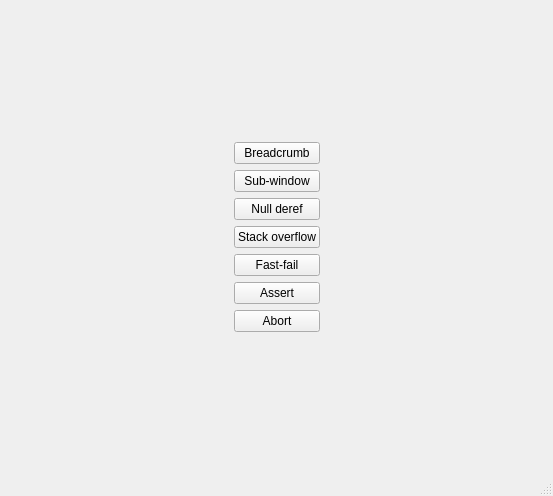
jpnurmi/sentry-playground, file mainwindow.ui: the form before one commit.
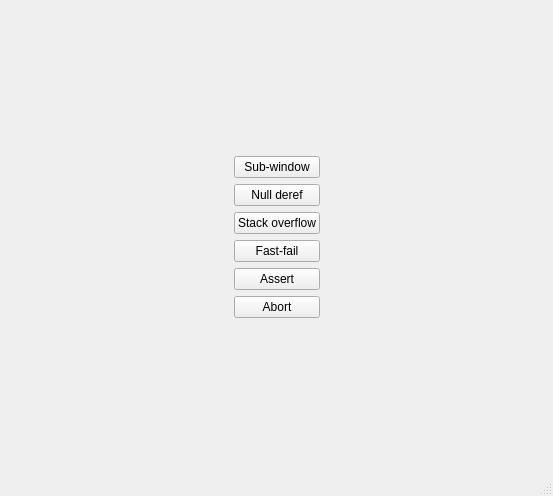
The form after the commit.

Commit message: Remove breadcrumb button

The edit to the form file:
```diff
--- a/mainwindow.ui
+++ b/mainwindow.ui
@@ -13,33 +13,20 @@
   <widget class="QWidget" name="centralwidget">
    <layout class="QGridLayout" name="gridLayout">
     <item row="2" column="1">
-     <widget class="QPushButton" name="subwindowButton">
-      <property name="text">
-       <string>Sub-window</string>
-      </property>
-     </widget>
-    </item>
-    <item row="3" column="1">
      <widget class="QPushButton" name="nullDerefButton">
       <property name="text">
        <string>Null deref</string>
       </property>
      </widget>
     </item>
-    <item row="9" column="1">
-     <spacer name="verticalSpacer_2">
-      <property name="orientation">
-       <enum>Qt::Orientation::Vertical</enum>
+    <item row="5" column="1">
+     <widget class="QPushButton" name="assertButton">
+      <property name="text">
+       <string>Assert</string>
       </property>
-      <property name="sizeHint" stdset="0">
-       <size>
-        <width>0</width>
-        <height>0</height>
-       </size>
-      </property>
-     </spacer>
+     </widget>
     </item>
-    <item row="3" column="0">
+    <item row="2" column="0">
      <spacer name="horizontalSpacer">
       <property name="orientation">
        <enum>Qt::Orientation::Horizontal</enum>
@@ -52,20 +39,53 @@
       </property>
      </spacer>
     </item>
-    <item row="4" column="1">
+    <item row="8" column="1">
+     <spacer name="verticalSpacer_2">
+      <property name="orientation">
+       <enum>Qt::Orientation::Vertical</enum>
+      </property>
+      <property name="sizeHint" stdset="0">
+       <size>
+        <width>0</width>
+        <height>0</height>
+       </size>
+      </property>
+     </spacer>
+    </item>
+    <item row="3" column="1">
      <widget class="QPushButton" name="stackOverflowButton">
       <property name="text">
        <string>Stack overflow</string>
       </property>
      </widget>
     </item>
+    <item row="4" column="1">
+     <widget class="QPushButton" name="fastfailButton">
+      <property name="text">
+       <string>Fast-fail</string>
+      </property>
+     </widget>
+    </item>
     <item row="1" column="1">
-     <widget class="QPushButton" name="breadcrumbButton">
+     <widget class="QPushButton" name="subwindowButton">
       <property name="text">
-       <string>Breadcrumb</string>
+       <string>Sub-window</string>
       </property>
      </widget>
     </item>
+    <item row="2" column="2">
+     <spacer name="horizontalSpacer_2">
+      <property name="orientation">
+       <enum>Qt::Orientation::Horizontal</enum>
+      </property>
+      <property name="sizeHint" stdset="0">
+       <size>
+        <width>0</width>
+        <height>0</height>
+       </size>
+      </property>
+     </spacer>
+    </item>
     <item row="0" column="1">
      <spacer name="verticalSpacer">
       <property name="orientation">
@@ -80,39 +100,12 @@
      </spacer>
     </item>
     <item row="6" column="1">
-     <widget class="QPushButton" name="assertButton">
-      <property name="text">
-       <string>Assert</string>
-      </property>
-     </widget>
-    </item>
-    <item row="7" column="1">
      <widget class="QPushButton" name="abortButton">
       <property name="text">
        <string>Abort</string>
       </property>
      </widget>
     </item>
-    <item row="3" column="2">
-     <spacer name="horizontalSpacer_2">
-      <property name="orientation">
-       <enum>Qt::Orientation::Horizontal</enum>
-      </property>
-      <property name="sizeHint" stdset="0">
-       <size>
-        <width>0</width>
-        <height>0</height>
-       </size>
-      </property>
-     </spacer>
-    </item>
-    <item row="5" column="1">
-     <widget class="QPushButton" name="fastfailButton">
-      <property name="text">
-       <string>Fast-fail</string>
-      </property>
-     </widget>
-    </item>
    </layout>
   </widget>
   <widget class="QMenuBar" name="menubar">
```
Left out of the diff: 2 changed lines with no effect on the pictures. The commit also changes 2 other files.
